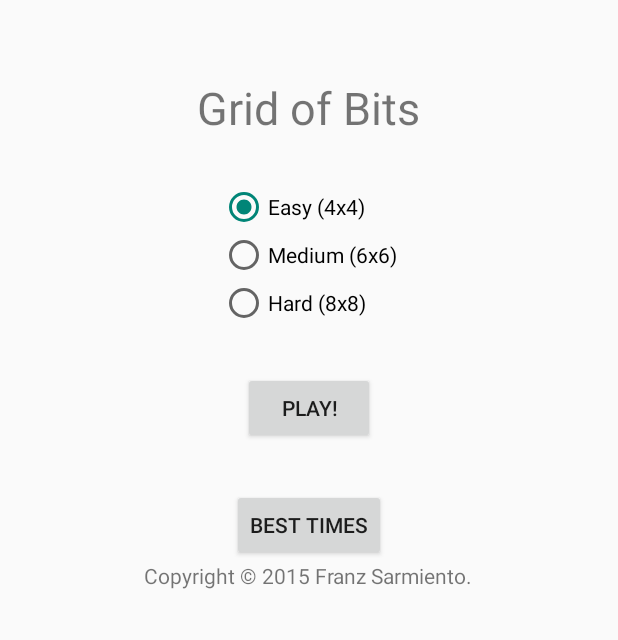
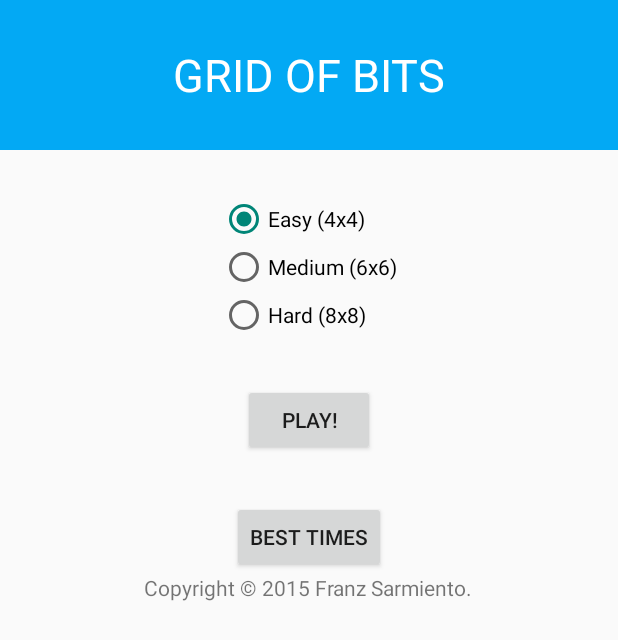
Before and after one commit to franzks-zz/GridofBits, an Android app: the screen it shows after launch (HomeActivity), on a phone screen of 412 x 824 dp. Shown: the top 640 px of the screen. Run offline under Robolectric (Android 15) with nearby library versions, the phone set to English and light mode, and no system bars.

Commit message:
Added title text to all activities

```diff
--- a/app/src/main/res/layout/activity_home.xml
+++ b/app/src/main/res/layout/activity_home.xml
@@ -1,27 +1,18 @@
 <RelativeLayout xmlns:android="http://schemas.android.com/apk/res/android"
     xmlns:tools="http://schemas.android.com/tools" android:layout_width="match_parent"
-    android:layout_height="match_parent" android:paddingLeft="@dimen/activity_horizontal_margin"
-    android:paddingRight="@dimen/activity_horizontal_margin"
-    android:paddingTop="@dimen/activity_vertical_margin"
+    android:layout_height="match_parent"
     android:paddingBottom="@dimen/activity_vertical_margin" tools:context=".HomeActivity">
 
-    <TextView
-        android:text="@string/app_name"
-        android:layout_width="wrap_content"
-        android:layout_height="wrap_content"
-        android:textSize="30sp"
-        android:layout_alignParentTop="true"
-        android:layout_centerHorizontal="true"
-        android:layout_marginTop="35dp"
+    <TextView style="@style/title_text"
         android:id="@+id/tvTitle" />
 
     <RadioGroup
         android:layout_width="wrap_content"
         android:layout_height="wrap_content"
-        android:layout_below="@+id/tvTitle"
         android:layout_centerHorizontal="true"
         android:layout_marginTop="30dp"
-        android:id="@+id/rgDifficulty">
+        android:id="@+id/rgDifficulty"
+        android:layout_below="@id/tvTitle" >
 
         <RadioButton
             android:layout_width="match_parent"
--- a/app/src/main/res/values/styles.xml
+++ b/app/src/main/res/values/styles.xml
@@ -5,4 +5,15 @@
         <!-- Customize your theme here. -->
     </style>
 
+    <style name="title_text">
+        <item name="android:layout_width">match_parent</item>
+        <item name="android:layout_height">100dp</item>
+        <item name="android:background">@color/bit_toggle_off_blue</item>
+        <item name="android:text">@string/app_name</item>
+        <item name="android:textColor">@color/default_light_text_color</item>
+        <item name="android:textSize">30sp</item>
+        <item name="android:textAllCaps">true</item>
+        <item name="android:gravity">center</item>
+    </style>
+
 </resources>
```
Also changed, not shown: app/src/main/res/layout/activity_best_times.xml (+4 -4 lines), app/src/main/res/layout/activity_game.xml (+1 -9 lines), app/src/main/res/layout/activity_game_result.xml (+5 -4 lines).
